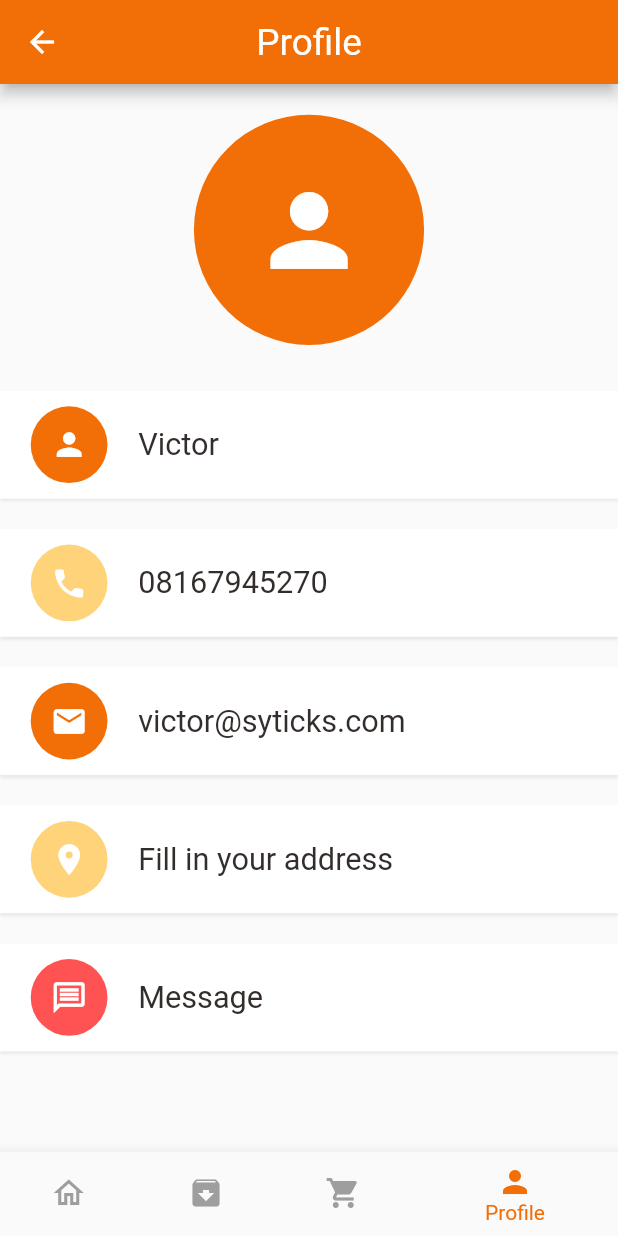
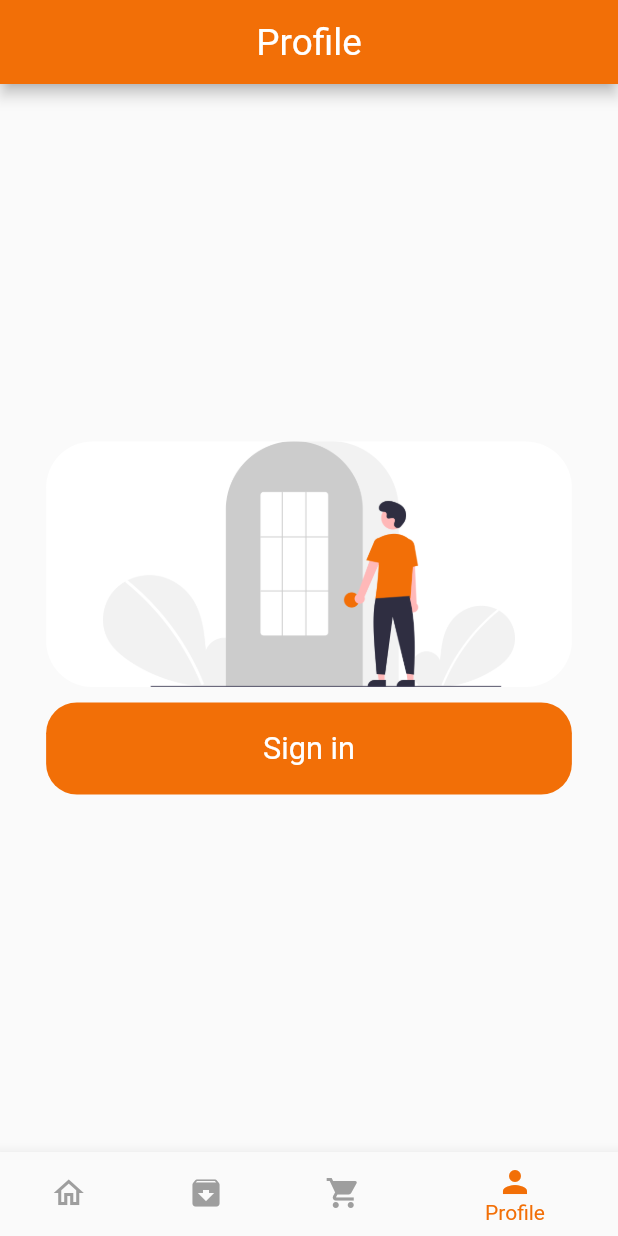
Before and after one commit to VhiktorBrown/OrderFood, a Flutter app: the screen it shows after launch, item 4 of the bottom bar chosen, on a phone screen of 412 x 824 dp. Run offline on Flutter 3.47's test engine with Material 2 defaults, Android fonts, the phone set to English and light mode, and no system bars; our stand-ins replace dots_indicator, get, shared_preferences; accounts and stored records are empty; network calls fail.

Commit message:
Logout Function in Auth Controller. Issue with Loading Profile after logging out to be fixed

```diff
--- a/lib/data/controllers/cart_controller.dart
+++ b/lib/data/controllers/cart_controller.dart
@@ -143,6 +143,12 @@ class CartController extends GetxController{
 
   void addToCartList(){
     cartRepo.addToCartList(getItems);
+    update();
+  }
+
+  void clearCartHistory(){
+    cartRepo.clearCartHistory();
+    update();
   }
 
 }
--- /dev/null
+++ b/lib/data/models/User.dart
@@ -0,0 +1,26 @@
+
+class User {
+  String? id;
+  String? name;
+  String? username;
+  String? email;
+  String? phone;
+
+  User({
+    required this.id,
+    required this.name,
+    required this.username,
+    required this.email,
+    required this.phone,
+});
+
+  factory User.fromJson(Map<String, dynamic> json){
+    return User(
+        id: json["_id"],
+        name: json["name"],
+        username: json["username"],
+        email: json["email"],
+        phone: json["phone"]
+    );
+  }
+}
--- a/lib/data/models/response_model.dart
+++ b/lib/data/models/response_model.dart
@@ -1,3 +1,5 @@
+import 'package:order_food/data/models/sign_up_body.dart';
+
 class ResponseModel {
   final bool _success;
   final String _message;
--- a/lib/data/models/sign_up_body.dart
+++ b/lib/data/models/sign_up_body.dart
@@ -1,16 +1,28 @@
 class SignUpBody{
-  String name;
-  String username;
-  String email;
-  String phone;
-  String password;
+  String? id;
+  String? name;
+  String? username;
+  String? email;
+  String? phone;
+  String? password;
 
-  SignUpBody({required this.name,
+  SignUpBody({
+    this.id="",
+    required this.name,
     required this.username,
     required this.phone,
     required this.email,
     required this.password
   });
+
+  SignUpBody.fromJson(Map<String, dynamic> json){
+    id = json["_id"];
+    name = json["name"];
+    username = json["username"];
+    email = json["email"];
+    phone = json["phone"];
+    password = json["password"];
+  }
 
   Map<String, dynamic> toJson(){
     Map<String, dynamic> data = <String, dynamic>{};
--- a/lib/helper/dependencies.dart
+++ b/lib/helper/dependencies.dart
@@ -19,7 +19,7 @@ import '../data/repository/recommended_products_repo.dart';
   Get.lazyPut(()=> sharedPreferences);
 
   //loading Api Client.
-  Get.lazyPut(()=> ApiClient(appBaseUrl: Constants.BASE_URL));
+  Get.lazyPut(()=> ApiClient(appBaseUrl: Constants.BASE_URL, sharedPreferences: sharedPreferences));
 
   //loading Repositories
   Get.lazyPut(() => PopularProductsRepo(apiClient: Get.find()));
--- a/lib/pages/auth/sign_in_page.dart
+++ b/lib/pages/auth/sign_in_page.dart
@@ -43,7 +43,7 @@ class SignInPage extends StatelessWidget {
           if(status.success){
             print("Login Successful");
             //Get.toNamed(RouteHelper.getInitial());
-            Get.toNamed(RouteHelper.getInitial());
+            Get.offAndToNamed(RouteHelper.getInitial());
           }else {
             showCustomSnackBar(status.message, color: AppColors.mainColor, title: "Unsuccessful");
           }
--- a/lib/pages/auth/sign_up.dart
+++ b/lib/pages/auth/sign_up.dart
@@ -4,6 +4,7 @@ import 'package:get/get.dart';
 import 'package:order_food/base/custom_progress_bar.dart';
 import 'package:order_food/data/controllers/auth_controller.dart';
 import 'package:order_food/data/models/sign_up_body.dart';
+import 'package:order_food/routes/route_helper.dart';
 import 'package:order_food/utils/colors.dart';
 import 'package:order_food/utils/dimensions.dart';
 import 'package:order_food/widgets/big_text.dart';
@@ -67,13 +68,12 @@ class SignUpPage extends StatelessWidget {
           if(status.success){
             print("Registration Successful");
             showCustomSnackBar(status.message, color: AppColors.mainColor, title: "Successful");
+            //take user to Main page of app
+            Get.offNamed(RouteHelper.getInitial());
           }else {
             showCustomSnackBar(status.message, color: AppColors.mainColor, title: "Unsuccessful");
           }
         });
-
-        //TODO Remove later
-        print(signUpBody.toString());
 
       }
     }
--- a/lib/pages/home/home_page.dart
+++ b/lib/pages/home/home_page.dart
@@ -22,8 +22,7 @@ class _HomePageState extends State<HomePage> {
 
   List pages = [
     MainFoodPage(),
-    SignInPage(),
-    //Container(child: const Center(child: Text("Next Page")),),
+    Container(child: const Center(child: Text("History Page")),),
     CartHistory(),
     ProfilePage()
   ];
--- a/lib/pages/profile/profile_page.dart
+++ b/lib/pages/profile/profile_page.dart
@@ -1,15 +1,26 @@
 import 'package:flutter/material.dart';
+import 'package:order_food/data/controllers/cart_controller.dart';
 import 'package:order_food/utils/colors.dart';
 import 'package:order_food/utils/dimensions.dart';
 import 'package:order_food/widgets/app_icon.dart';
 import 'package:order_food/widgets/big_text.dart';
 import 'package:order_food/widgets/profile_widget.dart';
+import 'package:order_food/data/controllers/auth_controller.dart';
+import 'package:get/get.dart';
+
+import '../../base/custom_progress_bar.dart';
+import '../../routes/route_helper.dart';
 
 class ProfilePage extends StatelessWidget {
   const ProfilePage({Key? key}) : super(key: key);
 
   @override
   Widget build(BuildContext context) {
+    bool userLoggedIn = Get.find<AuthController>().userLoggedIn();
+    //check if user is logged in before fetching user details
+    if(userLoggedIn){
+      Get.find<AuthController>().fetchUserModel();
+    }
     return Scaffold(
       appBar: AppBar(
         backgroundColor: AppColors.mainColor,
@@ -19,7 +30,9 @@ class ProfilePage extends StatelessWidget {
           size: Dimensions.iconSize24,
           color: Colors.white,),
       ),
-      body: Container(
+      body: GetBuilder<AuthController>(builder: (authController){
+        return userLoggedIn?
+        (!authController.isLoading?Container(
           width: double.maxFinite,
           margin: EdgeInsets.only(top: Dimensions.height20),
           child: Column(
@@ -45,18 +58,31 @@ class ProfilePage extends StatelessWidget {
                             iconColor: Colors.white,
                             iconSize: Dimensions.iconSize24,
                             size: Dimensions.height10*5,),
-                        bigText: BigText(text: "Victor",)),
+                          bigText: BigText(text: authController.user.name!)),
                       SizedBox(height: Dimensions.height20,),
+
+                      //Profile username
+                      ProfileWidget(
+                          appIcon: AppIcon(
+                            icon: Icons.person,
+                            backgroundColor: AppColors.mainColor,
+                            iconColor: Colors.white,
+                            iconSize: Dimensions.iconSize24,
+                            size: Dimensions.height10*5,),
+                          bigText: BigText(text: authController.user.username!)),
+                      SizedBox(height: Dimensions.height20,),
+
                       //Profile phone
                       ProfileWidget(
                           appIcon: AppIcon(
                             icon: Icons.phone,
-                          backgroundColor: AppColors.yellowColor,
+                            backgroundColor: Colors.grey,
                             iconColor: Colors.white,
                             iconSize: Dimensions.iconSize24,
                             size: Dimensions.height10*5,),
-                        bigText: BigText(text: "08167945270",)),
+                          bigText: BigText(text: authController.user.phone!,)),
                       SizedBox(height: Dimensions.height20,),
+
                       //Profile email
                       ProfileWidget(
                           appIcon: AppIcon(
@@ -65,18 +91,20 @@ class ProfilePage extends StatelessWidget {
                             iconColor: Colors.white,
                             iconSize: Dimensions.iconSize24,
                             size: Dimensions.height10*5,),
-                        bigText: BigText(text: "victor@syticks.com",)),
+                          bigText: BigText(text: authController.user.email!,)),
                       SizedBox(height: Dimensions.height20,),
+
                       //Profile address
                       ProfileWidget(
                           appIcon: AppIcon(
                             icon: Icons.location_on,
-                          backgroundColor: AppColors.yellowColor,
+                            backgroundColor: Colors.grey,
                             iconColor: Colors.white,
                             iconSize: Dimensions.iconSize24,
                             size: Dimensions.height10*5,),
                           bigText: BigText(text: "Fill in your address",)),
                       SizedBox(height: Dimensions.height20,),
+
                       //Profile message
                       ProfileWidget(
                           appIcon: AppIcon(
@@ -85,7 +113,37 @@ class ProfilePage extends StatelessWidget {
                             iconColor: Colors.white,
                             iconSize: Dimensions.iconSize24,
                             size: Dimensions.height10*5,),
-                        bigText: BigText(text: "Message",)),
+                          bigText: BigText(text: "Messages",)),
+                      SizedBox(height: Dimensions.height20,),
+
+                      GestureDetector(
+                        onTap: (){
+                          //if user is logged in...
+                          if(Get.find<AuthController>().userLoggedIn()){
+                            print("Logging out..");
+                            //log user out if user is logged in
+                            Get.find<AuthController>().logout();
+
+                              //clear Cart History
+                              Get.find<CartController>().clear();
+                              Get.find<CartController>().clearCartHistory();
+
+                              //take user to Sign in Page..
+                              Get.offNamed(RouteHelper.getSignInPage());
+
+                          }else {
+                            print("You are logged out..");
+                          }
+                        },
+                        child: ProfileWidget(
+                            appIcon: AppIcon(
+                              icon: Icons.logout,
+                              backgroundColor: Colors.redAccent,
+                              iconColor: Colors.white,
+                              iconSize: Dimensions.iconSize24,
+                              size: Dimensions.height10*5,),
+                            bigText: BigText(text: "Logout",)),
+                      ),
                       SizedBox(height: Dimensions.height20,),
                     ],
                   ),
@@ -93,7 +151,48 @@ class ProfilePage extends StatelessWidget {
               )
             ],
           ),
+        )
+            :CustomProgress())
+            :Container(child: Center(
+            child: Column(
+              mainAxisAlignment: MainAxisAlignment.center,
+              children: [
+                Container(
+                  width: double.maxFinite,
+                  height: Dimensions.height20*8,
+                  margin: EdgeInsets.only(left: Dimensions.width30, right: Dimensions.width30),
+                  decoration: BoxDecoration(
+                    borderRadius: BorderRadius.circular(Dimensions.radius30),
+                    image: DecorationImage(
+                        fit: BoxFit.cover,
+                        image: AssetImage(
+                            "assets/images/login.png"
+                        )
+
                     ),
+                  ),
+                ),
+                SizedBox(height: Dimensions.height10,),
+                GestureDetector(
+                  onTap: (){
+                    Get.toNamed(RouteHelper.getSignInPage());
+                  },
+                  child: Container(
+                    width: double.maxFinite,
+                    height: Dimensions.height20*3,
+                    margin: EdgeInsets.only(left: Dimensions.width30, right: Dimensions.width30),
+                    decoration: BoxDecoration(
+                      color: AppColors.mainColor,
+                      borderRadius: BorderRadius.circular(Dimensions.radius20),
+                    ),
+                    child: Center(child: BigText(text: "Sign in", color: Colors.white, size: Dimensions.font20)),
+                  ),
+                )
+              ],
+            )
+        ),
+      );
+      },)
     );
   }
 }
--- a/lib/pages/splash/splash_page.dart
+++ b/lib/pages/splash/splash_page.dart
@@ -35,7 +35,7 @@ class _SplashPageState extends State<SplashPage> with TickerProviderStateMixin{
     //After 3 seconds, go to Main page of app
     Timer(
       const Duration(seconds: 3),
-        ()=> Get.toNamed(RouteHelper.getInitial())
+        ()=> Get.offAndToNamed(RouteHelper.getInitial())
     );
   }
   @override
--- a/lib/utils/constants.dart
+++ b/lib/utils/constants.dart
@@ -8,12 +8,15 @@ class Constants {
 
   static const String REGISTER_URL = "register";
   static const String LOGIN_URL = "login";
+  static const String LOGOUT_URL = "users/logout";
+  static const String FETCH_USER_URL = "users/me";
 
   static const String TOKEN = "token";
   static const String CART_LIST = "cartList";
   static const String CART_HISTORY = "cartHistoryList";
 
   //user Details constant
+  static const String ID = "id";
   static const String NAME = "name";
   static const String USERNAME = "username";
   static const String EMAIL = "email";
--- a/lib/widgets/profile_widget.dart
+++ b/lib/widgets/profile_widget.dart
@@ -14,7 +14,8 @@ class ProfileWidget extends StatelessWidget {
   @override
   Widget build(BuildContext context) {
     return Container(
-      color: Colors.white,
+      //Code says cannot provide both color and decoration for Container.
+      //color: Colors.white,
       padding: EdgeInsets.only(
         left: Dimensions.width20,
         top: Dimensions.height10,
```
Also changed, not shown: lib/data/api/api_client.dart (+11 -5 lines), lib/data/controllers/auth_controller.dart (+73 -0 lines), lib/data/repository/auth_repo.dart (+39 -5 lines), lib/data/repository/cart_repo.dart (+7 -0 lines), lib/pages/cart/cart_details.dart (+13 -1 lines), lib/pages/food/food_details.dart (+8 -5 lines), lib/pages/food/recommended_food_details.dart (+8 -5 lines), assets/images/login.png (added). Lines whose indentation alone changed are shown as unchanged.
